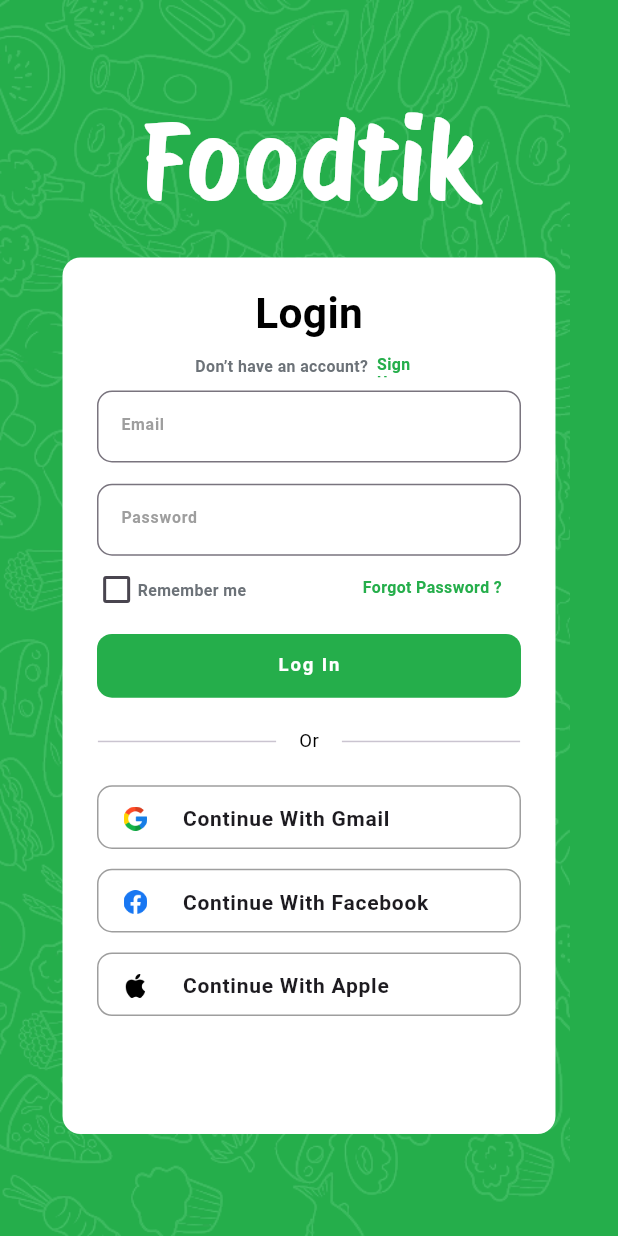
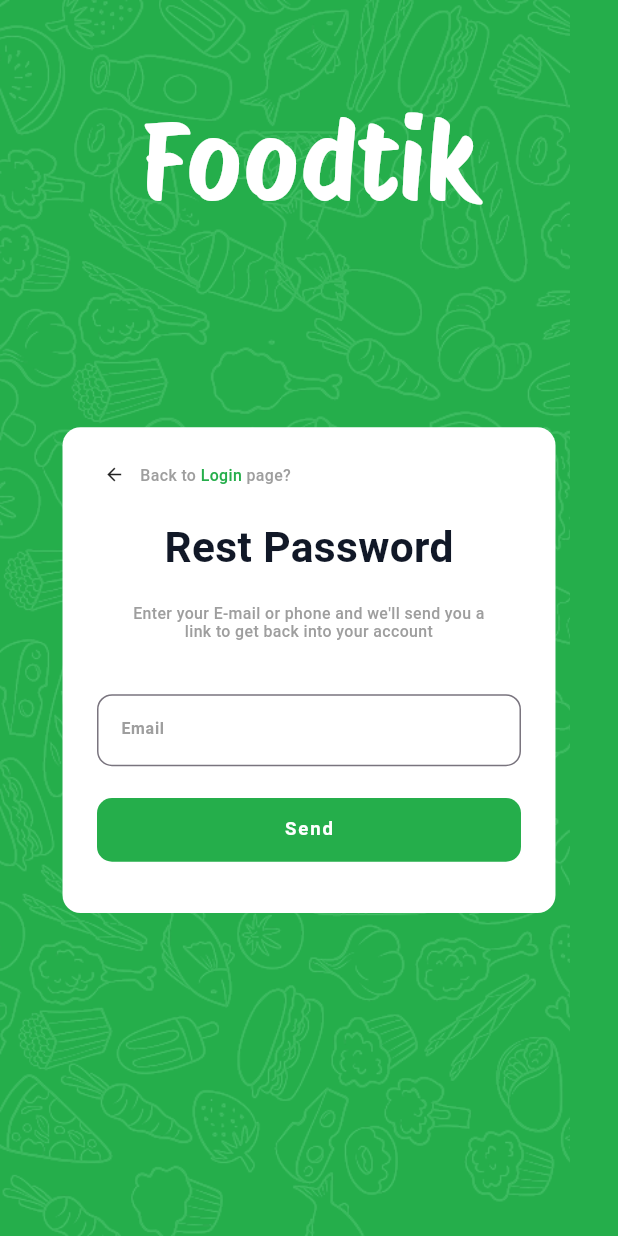
Before and after one commit to abdulrhman225/Foodtik, a Flutter app: the screen it shows after launch, after a tap on "Forgot Password ?", on a phone screen of 412 x 824 dp. Run offline on Flutter 3.47's test engine with Material 3 defaults, Android fonts, the phone set to English and light mode, and no system bars; our stand-ins replace bloc, flutter_bloc, flutter_screenutil, intl_phone_field, pin_code_fields.

Commit message:
add reset password

```diff
--- a/lib/main.dart
+++ b/lib/main.dart
@@ -3,6 +3,8 @@ import 'package:flutter_bloc/flutter_bloc.dart';
 import 'package:flutter_screenutil/flutter_screenutil.dart';
 import 'package:untitled4/controller/sign_up_cubit/sign_up_cubit.dart';
 import 'package:untitled4/view/screen/login_screen.dart';
+import 'package:untitled4/view/screen/new_passowrd_screen.dart';
+import 'package:untitled4/view/screen/reset_password_screen.dart';
 import 'package:untitled4/view/screen/sign_up_screen.dart';
 
 void main() {
--- a/lib/view/screen/login_screen.dart
+++ b/lib/view/screen/login_screen.dart
@@ -1,6 +1,7 @@
 import 'package:flutter/material.dart';
 import 'package:flutter_screenutil/flutter_screenutil.dart';
 import 'package:untitled4/responsive.dart';
+import 'package:untitled4/view/screen/reset_password_screen.dart';
 import 'package:untitled4/view/screen/sign_up_screen.dart';
 
 import '../widget/back_ground_widget.dart';
@@ -10,6 +11,7 @@ import '../widget/text_input_widget.dart';
 class LoginScreen extends StatelessWidget {
   TextEditingController emailTextEditingController = TextEditingController();
   TextEditingController passwordTextEditingController = TextEditingController();
+
   @override
   Widget build(BuildContext context) {
     return Scaffold(
@@ -78,11 +80,16 @@ class LoginScreen extends StatelessWidget {
                                     width: responsiveWidth(context, 6),
                                   ),
                                   Container(
-                                    width:responsiveWidth(context, 32),
+                                    width: responsiveWidth(context, 32),
                                     height: responsiveHeight(context, 17),
                                     child: InkWell(
                                       onTap: () {
-                                        Navigator.push(context, MaterialPageRoute(builder: (context) => SignUpScreen(),));
+                                        Navigator.push(
+                                            context,
+                                            MaterialPageRoute(
+                                              builder: (context) =>
+                                                  SignUpScreen(),
+                                            ));
                                       },
                                       child: Text(
                                         "Sign Up",
@@ -123,15 +130,16 @@ class LoginScreen extends StatelessWidget {
                                   mainAxisAlignment: MainAxisAlignment.center,
                                   children: [
                                     Container(
-                                      width:responsiveWidth(context, 19),
+                                      width: responsiveWidth(context, 19),
                                       height: responsiveHeight(context, 19),
                                       child: Checkbox(
-
                                         value: false,
                                         onChanged: (value) {},
                                       ),
                                     ),
-                                    SizedBox(width: responsiveWidth(context, 5),),
+                                    SizedBox(
+                                      width: responsiveWidth(context, 5),
+                                    ),
                                     Text(
                                       "Remember me",
                                       style: TextStyle(
@@ -147,7 +155,14 @@ class LoginScreen extends StatelessWidget {
                                       width: responsiveWidth(context, 106),
                                       height: responsiveHeight(context, 17),
                                       child: InkWell(
-                                        onTap: () {},
+                                        onTap: () {
+                                          Navigator.push(
+                                              context,
+                                              MaterialPageRoute(
+                                                builder: (context) =>
+                                                    ResetPasswordScreen(),
+                                              ));
+                                        },
                                         child: Text(
                                           "Forgot Password ?",
                                           style: TextStyle(
@@ -211,7 +226,10 @@ class LoginScreen extends StatelessWidget {
                                       width: responsiveWidth(context, 18),
                                       height: responsiveHeight(context, 18),
                                       "assets/images/google.png"),
-                                  title: Text("Continue With Gmail" ,style: TextStyle(fontSize: 14 , fontWeight: FontWeight.w600)),
+                                  title: Text("Continue With Gmail",
+                                      style: TextStyle(
+                                          fontSize: 14,
+                                          fontWeight: FontWeight.w600)),
                                 ),
                               ),
                               SizedBox(
@@ -232,10 +250,14 @@ class LoginScreen extends StatelessWidget {
                                       width: responsiveWidth(context, 18),
                                       height: responsiveHeight(context, 18),
                                       "assets/images/facebook.png"),
-                                  title: Text("Continue With Facebook" , style: TextStyle(fontSize: 14 , fontWeight: FontWeight.w600),),
+                                  title: Text(
+                                    "Continue With Facebook",
+                                    style: TextStyle(
+                                        fontSize: 14,
+                                        fontWeight: FontWeight.w600),
+                                  ),
                                 ),
                               ),
-
                               SizedBox(
                                 height: responsiveHeight(context, 15),
                               ),
@@ -254,7 +276,12 @@ class LoginScreen extends StatelessWidget {
                                       width: responsiveWidth(context, 18),
                                       height: responsiveHeight(context, 18),
                                       "assets/images/apple_logo.png"),
-                                  title: Text("Continue With Apple" , style: TextStyle(fontSize: 14 , fontWeight: FontWeight.w600),),
+                                  title: Text(
+                                    "Continue With Apple",
+                                    style: TextStyle(
+                                        fontSize: 14,
+                                        fontWeight: FontWeight.w600),
+                                  ),
                                 ),
                               ),
                             ],
--- /dev/null
+++ b/lib/view/screen/reset_password_screen.dart
@@ -0,0 +1,181 @@
+import 'dart:math';
+
+import 'package:flutter/material.dart';
+import 'package:flutter_bloc/flutter_bloc.dart';
+import 'package:flutter_screenutil/flutter_screenutil.dart';
+import 'package:intl_phone_field/intl_phone_field.dart';
+import 'package:untitled4/controller/sign_up_cubit/sign_up_cubit.dart';
+import 'package:untitled4/view/screen/congratulations_dialog.dart';
+import 'package:untitled4/view/screen/login_screen.dart';
+import 'package:untitled4/view/screen/otp_dialog.dart';
+
+import '../../responsive.dart';
+import '../widget/back_ground_widget.dart';
+import '../widget/in_app_button.dart';
+import '../widget/text_input_widget.dart';
+
+class ResetPasswordScreen extends StatelessWidget {
+  TextEditingController emailTextEditingController = TextEditingController();
+
+  @override
+  Widget build(BuildContext context) {
+    return Scaffold(
+      body: Stack(
+        children: [
+          BackGroundWidget(),
+          Container(
+            width: double.infinity,
+            height: double.infinity,
+            child: SingleChildScrollView(
+              child: Column(
+                children: [
+                  SizedBox(
+                    height: responsiveHeight(context, 74),
+                  ),
+                  Text(
+                    "Foodtik",
+                    style: TextStyle(
+                        fontFamily: "ProtestRiot",
+                        fontSize: 80.sp,
+                        color: Colors.white),
+                  ),
+                  SizedBox(
+                    height: responsiveHeight(context, 152),
+                  ),
+                  Container(
+                    width: responsiveWidth(context, 343),
+                    height: responsiveHeight(context, 366.3),
+                    decoration: BoxDecoration(
+                      color: Colors.white,
+                      borderRadius: BorderRadius.circular(12),
+                    ),
+                    child: Stack(
+                      children: [
+                        Container(
+                          padding: EdgeInsets.symmetric(
+                            horizontal: responsiveWidth(context, 24),
+                            vertical: responsiveHeight(context, 24),
+                          ),
+                          width: double.infinity,
+                          height: double.infinity,
+                          child: Column(
+                            crossAxisAlignment: CrossAxisAlignment.start,
+                            children: [
+                              Container(
+                                width: responsiveWidth(context, 145),
+                                height: responsiveHeight(context, 24),
+                                child: Row(
+                                  crossAxisAlignment: CrossAxisAlignment.center,
+                                  children: [
+                                    Container(
+                                        width: responsiveWidth(context, 24),
+                                        height: responsiveHeight(context, 24),
+                                        child: InkWell(
+                                          onTap: () {
+                                            Navigator.pop(context);
+                                          },
+                                          child: Icon(
+                                            Icons.arrow_back,
+                                            size: 14,
+                                          ),
+                                        )),
+                                    SizedBox(
+                                      width: responsiveWidth(context, 6),
+                                    ),
+                                    Text(
+                                      "Back to ",
+                                      style: TextStyle(
+                                        fontSize: 12.sp,
+                                        fontWeight: FontWeight.w500,
+                                        color: Colors.grey,
+                                      ),
+                                    ),
+                                    Text(
+                                      "Login ",
+                                      style: TextStyle(
+                                        fontSize: 12.sp,
+                                        fontWeight: FontWeight.w500,
+                                        color: Color(0xFF25AE4B),
+                                      ),
+                                    ),
+                                    Text(
+                                      "page?",
+                                      style: TextStyle(
+                                        fontSize: 12.sp,
+                                        fontWeight: FontWeight.w500,
+                                        color: Colors.grey,
+                                      ),
+                                    ),
+                                  ],
+                                ),
+                              ),
+                              SizedBox(
+                                height: responsiveHeight(context, 24.3),
+                              ),
+                              Container(
+                                width: double.infinity,
+                                height: responsiveHeight(context, 105),
+                                child: Column(
+                                  crossAxisAlignment: CrossAxisAlignment.center,
+                                  children: [
+                                    Text(
+                                      "Rest Password",
+                                      style: TextStyle(
+                                        color: Color(0xFF111827),
+                                        fontSize: 32.sp,
+                                        fontWeight: FontWeight.w700,
+                                      ),
+                                    ),
+                                    SizedBox(
+                                      height: responsiveHeight(context, 12),
+                                    ),
+                                    Container(
+                                      width: responsiveWidth(context, 263),
+                                      height: responsiveHeight(context, 51),
+                                      alignment: Alignment.center,
+                                      child: Text(
+                                        "Enter your E-mail or phone and we'll send you a link to get back into your account",
+                                        style: TextStyle(
+                                          fontSize: 12.sp,
+                                          fontWeight: FontWeight.w500,
+                                          color: Colors.grey,
+                                        ),
+                                        textAlign: TextAlign.center,
+                                      ),
+                                    ),
+                                  ],
+                                ),
+                              ),
+                              SizedBox(
+                                height: responsiveHeight(context, 24),
+                              ),
+                              TextInputWidget(
+                                hint: "Email",
+                                label: "Email",
+                                textEditingController:
+                                    emailTextEditingController,
+                              ),
+                              SizedBox(
+                                height: responsiveHeight(context, 24),
+                              ),
+                              InAppButton(text: "Send", onPress: (){
+                                showDialog(context: context, builder: (context) {
+                                  return OtpDialog();
+                                }
+                                ,);
+                              })
+                            ],
+                          ),
+                        )
+                      ],
+                    ),
+                  ),
+                ],
+              ),
+            ),
+          )
+        ],
+      ),
+    );
+  }
+}
--- a/lib/view/widget/text_input_widget.dart
+++ b/lib/view/widget/text_input_widget.dart
@@ -36,7 +36,7 @@ class TextInputWidget extends StatelessWidget {
         controller: textEditingController,
         obscureText: obscureText,
         style: TextStyle(
-          color: Colors.black,
+          color: Color(0xFF1A1C1E),
           fontSize: 14.sp,
           fontWeight: FontWeight.w500,
         ),
```
Also changed, not shown: lib/view/screen/congratulations_dialog.dart (added, +47 -0 lines), lib/view/screen/new_passowrd_screen.dart (added, +159 -0 lines), lib/view/screen/otp_dialog.dart (added, +112 -0 lines), lib/view/screen/sign_up_screen.dart (+17 -8 lines), pubspec.yaml (+6 -3 lines), assets/images/congratulations_image.png (added), assets/images/mail_image.png (added), fonts/Inter-VariableFont_opsz,wght.ttf (added), pubspec.lock.
